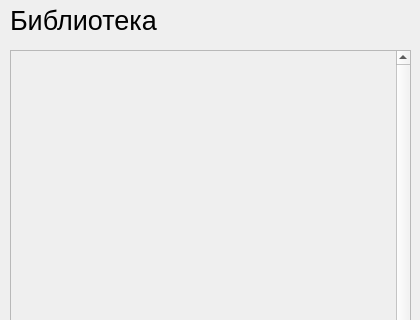
The window that UIs/LibraryForm.ui (Krahjotdaan/LearningPoem) describes before a commit, drawn with Qt 5; both pictures show x 0 to 420 and y 0 to 320 of the 420 by 700 pixel window.
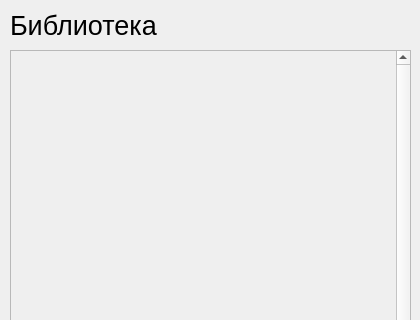
The same window after the commit.

Commit message: Style: refreshed forms

```diff
--- a/UIs/LibraryForm.ui
+++ b/UIs/LibraryForm.ui
@@ -20,7 +20,7 @@
       <x>10</x>
       <y>0</y>
       <width>401</width>
-      <height>41</height>
+      <height>51</height>
      </rect>
     </property>
     <layout class="QHBoxLayout" name="horizontalLayout">
```
The commit also changes 2 other files.
